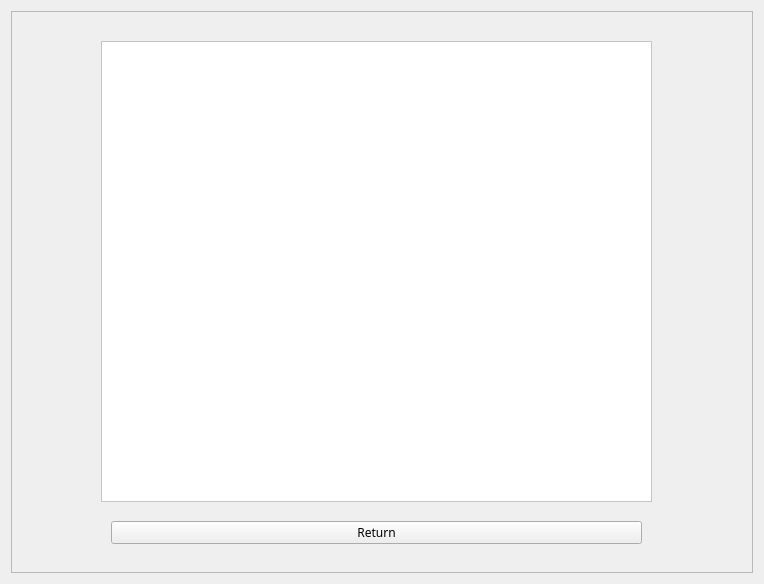
First picture: the form in Comcalen/ShowNews.ui, repository Rolkarolka/Comcalen, before the edit.
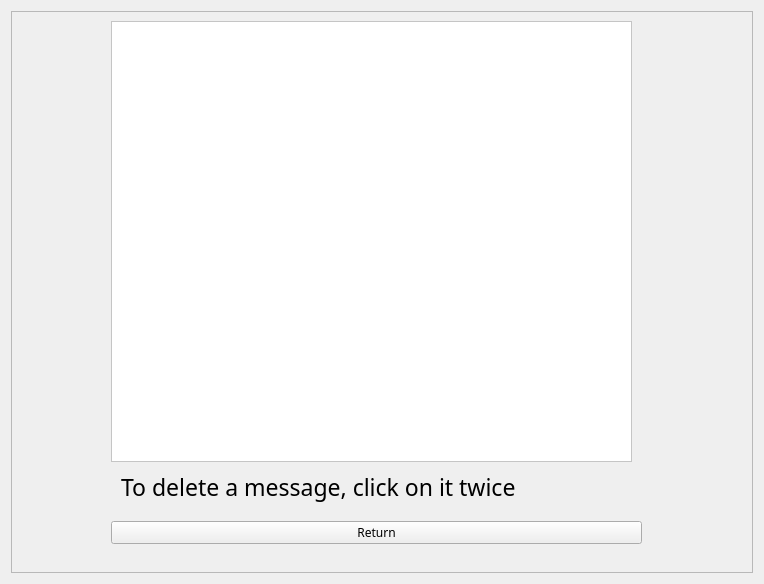
Second picture: the form after the edit. Icons and pictures are not drawn.

```diff
--- a/Comcalen/ShowNews.ui
+++ b/Comcalen/ShowNews.ui
@@ -46,10 +46,10 @@
      <widget class="QTableWidget" name="table">
       <property name="geometry">
        <rect>
-        <x>90</x>
-        <y>30</y>
-        <width>551</width>
-        <height>461</height>
+        <x>100</x>
+        <y>10</y>
+        <width>521</width>
+        <height>441</height>
        </rect>
       </property>
       <property name="autoFillBackground">
@@ -62,6 +62,28 @@
        <set>QAbstractItemView::NoEditTriggers</set>
       </property>
      </widget>
+     <widget class="QLabel" name="label">
+      <property name="geometry">
+       <rect>
+        <x>110</x>
+        <y>460</y>
+        <width>511</width>
+        <height>31</height>
+       </rect>
+      </property>
+      <property name="font">
+       <font>
+        <family>Copperplate Gothic Bold</family>
+        <pointsize>17</pointsize>
+       </font>
+      </property>
+      <property name="styleSheet">
+       <string notr="true">background:transparent;</string>
+      </property>
+      <property name="text">
+       <string>To delete a message, click on it twice</string>
+      </property>
+     </widget>
     </widget>
    </item>
   </layout>
```
